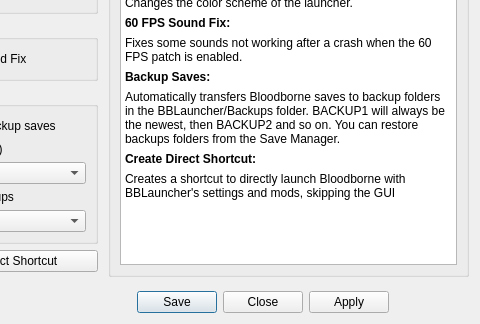
The window that settings/LauncherSettings.ui (rainmakerv3/BB_Launcher) describes before a commit, drawn with Qt 5; both pictures show x 122 to 602 and y 204 to 528 of the 602 by 528 pixel window.
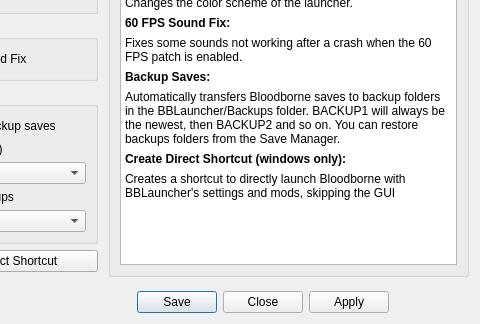
The same window after the commit.

Commit message: make shortcut creation windows only for now

What changed in the file:
```diff
--- a/settings/LauncherSettings.ui
+++ b/settings/LauncherSettings.ui
@@ -68,7 +68,7 @@
 &lt;p style=&quot; margin-top:6px; margin-bottom:6px; margin-left:0px; margin-right:0px; -qt-block-indent:0; text-indent:0px;&quot;&gt;Fixes some sounds not working after a crash when the 60 FPS patch is enabled.&lt;/p&gt;
 &lt;p style=&quot; margin-top:6px; margin-bottom:6px; margin-left:0px; margin-right:0px; -qt-block-indent:0; text-indent:0px;&quot;&gt;&lt;span style=&quot; font-weight:700;&quot;&gt;Backup Saves:&lt;/span&gt;&lt;/p&gt;
 &lt;p style=&quot; margin-top:6px; margin-bottom:6px; margin-left:0px; margin-right:0px; -qt-block-indent:0; text-indent:0px;&quot;&gt;Automatically transfers Bloodborne saves to backup folders in the BBLauncher/Backups folder. BACKUP1 will always be the newest, then BACKUP2 and so on. You can restore backups folders from the Save Manager.&lt;/p&gt;
-&lt;p style=&quot; margin-top:6px; margin-bottom:6px; margin-left:0px; margin-right:0px; -qt-block-indent:0; text-indent:0px;&quot;&gt;&lt;span style=&quot; font-weight:700;&quot;&gt;Create Direct Shortcut:&lt;/span&gt;&lt;/p&gt;
+&lt;p style=&quot; margin-top:6px; margin-bottom:6px; margin-left:0px; margin-right:0px; -qt-block-indent:0; text-indent:0px;&quot;&gt;&lt;span style=&quot; font-weight:700;&quot;&gt;Create Direct Shortcut (windows only):&lt;/span&gt;&lt;/p&gt;
 &lt;p style=&quot; margin-top:6px; margin-bottom:6px; margin-left:0px; margin-right:0px; -qt-block-indent:0; text-indent:0px;&quot;&gt;Creates a shortcut to directly launch Bloodborne with BBLauncher's settings and mods, skipping the GUI&lt;/p&gt;&lt;/body&gt;&lt;/html&gt;</string>
       </property>
       <property name="acceptRichText">
```
The commit also changes 1 other file.
